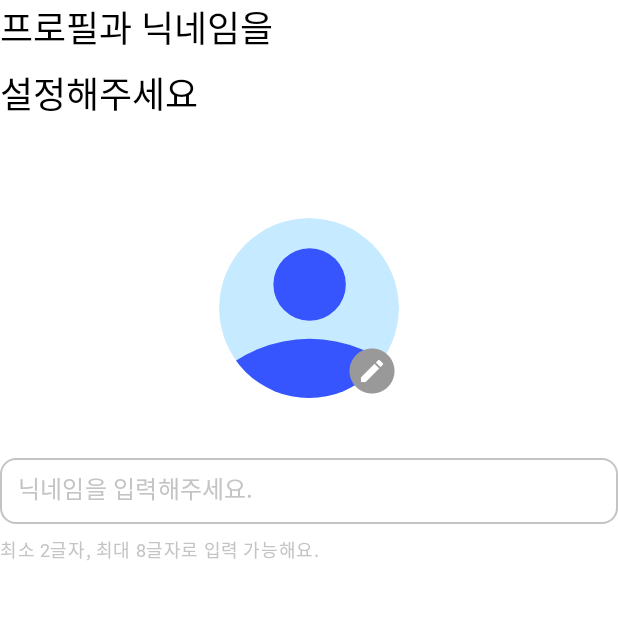
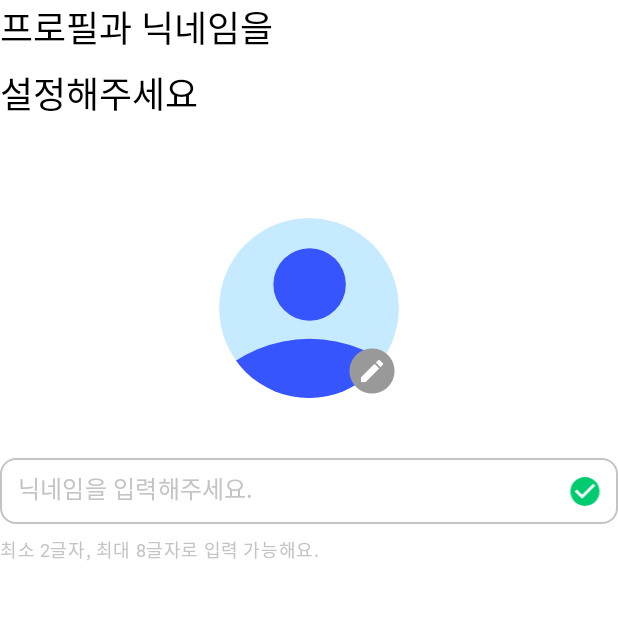
Before and after one commit to ShyPolarBear/Android, an Android app: the SignupNameFragment screen opened through its navigation route, on a phone screen of 412 x 824 dp, the top half of it. Run offline under Robolectric (Android 15) with nearby library versions, the phone set to English and light mode, and no system bars; our stand-ins replace Dagger/Hilt's generated code, Timber, data binding, navigation-ui; libraries missing offline, so code that uses them is left out: com.skydoves.powermenu.

Commit message:
feat: uiState에 사용할 리소스 추가

```diff
--- /dev/null
+++ b/presentation/src/main/res/drawable/ic_signup_error.xml
@@ -0,0 +1,4 @@
+<vector android:height="24dp" android:viewportHeight="25"
+    android:viewportWidth="24" android:width="23.04dp" xmlns:android="http://schemas.android.com/apk/res/android">
+    <path android:fillColor="#FF5C71" android:pathData="M12,17.857C12.283,17.857 12.521,17.761 12.713,17.569C12.905,17.377 13.001,17.14 13,16.857C13,16.574 12.904,16.336 12.712,16.144C12.52,15.952 12.283,15.856 12,15.857C11.717,15.857 11.479,15.953 11.287,16.145C11.095,16.337 10.999,16.574 11,16.857C11,17.14 11.096,17.378 11.288,17.57C11.48,17.762 11.717,17.858 12,17.857ZM11,13.857H13V7.857H11V13.857ZM12,22.857C10.617,22.857 9.317,22.594 8.1,22.069C6.883,21.544 5.825,20.831 4.925,19.932C4.025,19.032 3.313,17.974 2.788,16.757C2.263,15.54 2.001,14.241 2,12.857C2,11.474 2.263,10.174 2.788,8.957C3.313,7.741 4.026,6.682 4.925,5.782C5.825,4.882 6.883,4.17 8.1,3.645C9.317,3.121 10.617,2.858 12,2.857C13.383,2.857 14.683,3.12 15.9,3.645C17.117,4.171 18.175,4.883 19.075,5.782C19.975,6.682 20.688,7.741 21.213,8.957C21.738,10.174 22.001,11.474 22,12.857C22,14.241 21.737,15.54 21.212,16.757C20.687,17.974 19.974,19.032 19.075,19.932C18.175,20.832 17.117,21.545 15.9,22.07C14.683,22.596 13.383,22.858 12,22.857Z"/>
+</vector>
--- /dev/null
+++ b/presentation/src/main/res/drawable/ic_signup_success.xml
@@ -0,0 +1,4 @@
+<vector android:height="24dp" android:viewportHeight="25"
+    android:viewportWidth="24" android:width="23.04dp" xmlns:android="http://schemas.android.com/apk/res/android">
+    <path android:fillColor="#00CC6F" android:pathData="M12,2.857C6.5,2.857 2,7.357 2,12.857C2,18.357 6.5,22.857 12,22.857C17.5,22.857 22,18.357 22,12.857C22,7.357 17.5,2.857 12,2.857ZM10,17.857L5,12.857L6.41,11.447L10,15.027L17.59,7.437L19,8.857L10,17.857Z"/>
+</vector>
--- a/presentation/src/main/res/layout/fragment_signup_name.xml
+++ b/presentation/src/main/res/layout/fragment_signup_name.xml
@@ -58,8 +58,20 @@
             android:hint="@string/hint_signup_nickname"
             app:layout_constraintTop_toBottomOf="@id/iv_signup_name_profile"
              >
+        </EditText>
 
-        </EditText>
+        <ImageView
+            android:layout_width="24dp"
+            android:layout_height="24dp"
+            android:layout_marginVertical="12dp"
+            android:src="@drawable/ic_signup_success"
+            android:layout_marginEnd="10dp"
+            app:layout_constraintEnd_toEndOf="@id/et_signup_nickname"
+            app:layout_constraintTop_toTopOf="@id/et_signup_nickname"
+            app:layout_constraintBottom_toBottomOf="@id/et_signup_nickname"
+            android:id="@+id/signup_et_check"
+            />
+
         <TextView
             android:layout_width="wrap_content"
             android:id="@+id/tv_signup_name_rule"
```
Also changed, not shown: presentation/src/main/res/layout/fragment_signup_mail.xml (+13 -0 lines), presentation/src/main/res/layout/fragment_signup_phone.xml (+11 -0 lines).
